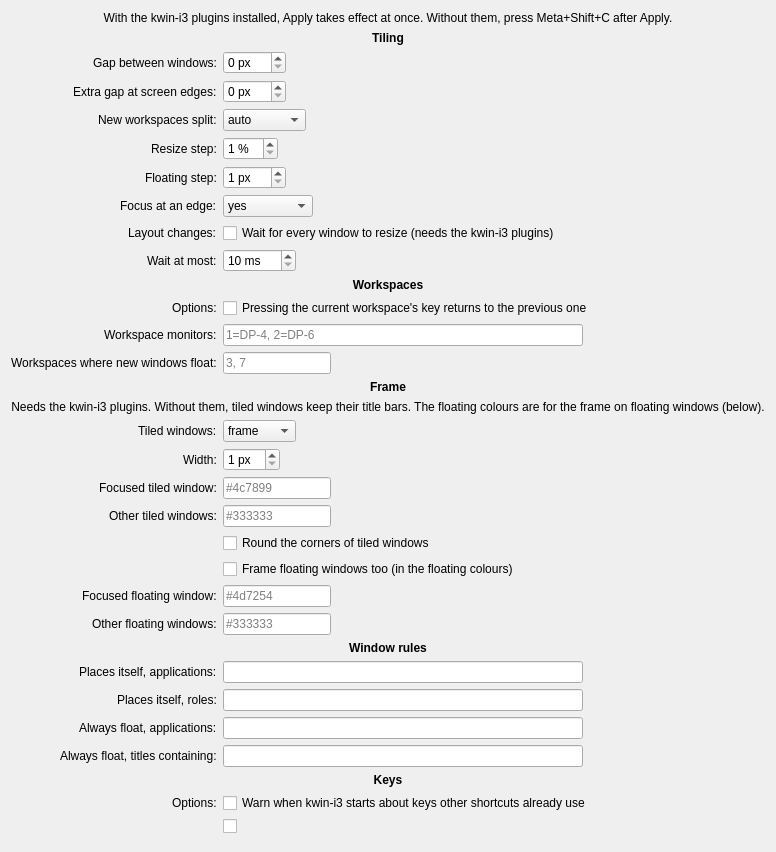
First picture: the form in package/contents/ui/config.ui, repository grandpaul2/kwin-i3, before the edit.
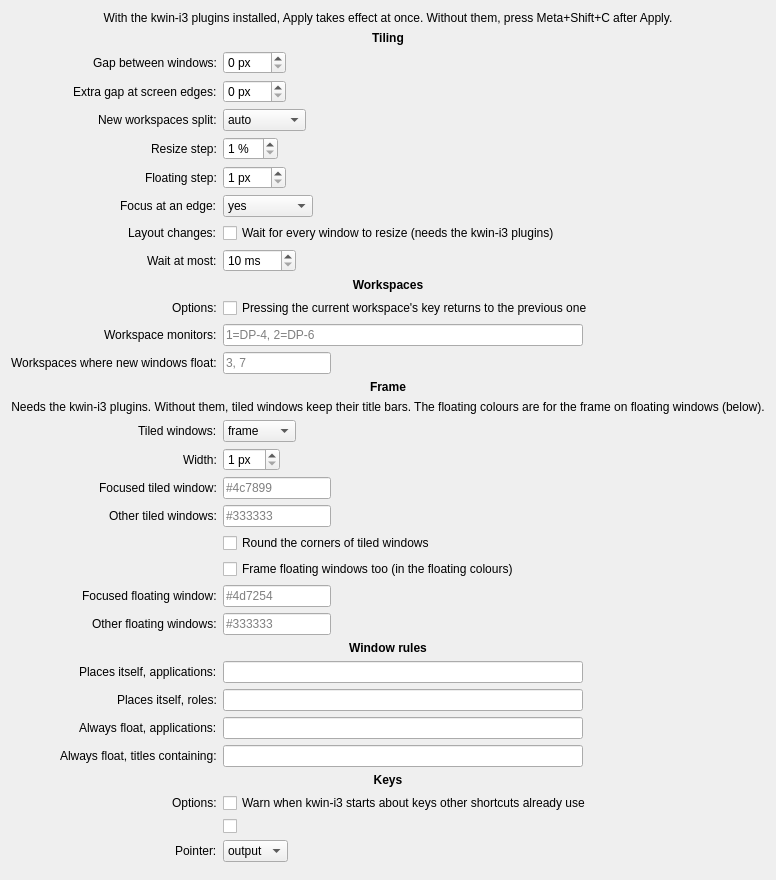
Second picture: the form after the edit.

Commit message: Redo stage 2: the pointer: a crossing focuses the output, the desktop click focuses it, override-redirect windows hold the keyboard, i3's warp, login under the pointer

The edit to the form file:
```diff
--- a/package/contents/ui/config.ui
+++ b/package/contents/ui/config.ui
@@ -666,6 +666,36 @@
        </property>
       </widget>
      </item>
+     <item row="31" column="0">
+      <widget class="QLabel" name="mouseWarpingLabel">
+       <property name="text">
+        <string>Pointer:</string>
+       </property>
+       <property name="buddy">
+        <cstring>kcfg_mouseWarping</cstring>
+       </property>
+      </widget>
+     </item>
+     <item row="31" column="1">
+      <widget class="QComboBox" name="kcfg_mouseWarping">
+       <property name="kcfg_property" stdset="0">
+        <cstring>currentText</cstring>
+       </property>
+       <property name="toolTip">
+        <string>i3's mouse_warping. output: when the focus moves to another monitor (a key, a workspace switch, an activation), the pointer goes to the focused window's centre, unless it is on that monitor already. none: the pointer never moves by itself.</string>
+       </property>
+       <item>
+        <property name="text">
+         <string>output</string>
+        </property>
+       </item>
+       <item>
+        <property name="text">
+         <string>none</string>
+        </property>
+       </item>
+      </widget>
+     </item>
      <item row="30" column="1">
       <!-- Hidden, as on the page (debugLog does nothing on a desktop, docs/debugging.md): kept so
            Defaults still resets the key the test KWin uses. -->
```
The commit also changes 17 other files.
